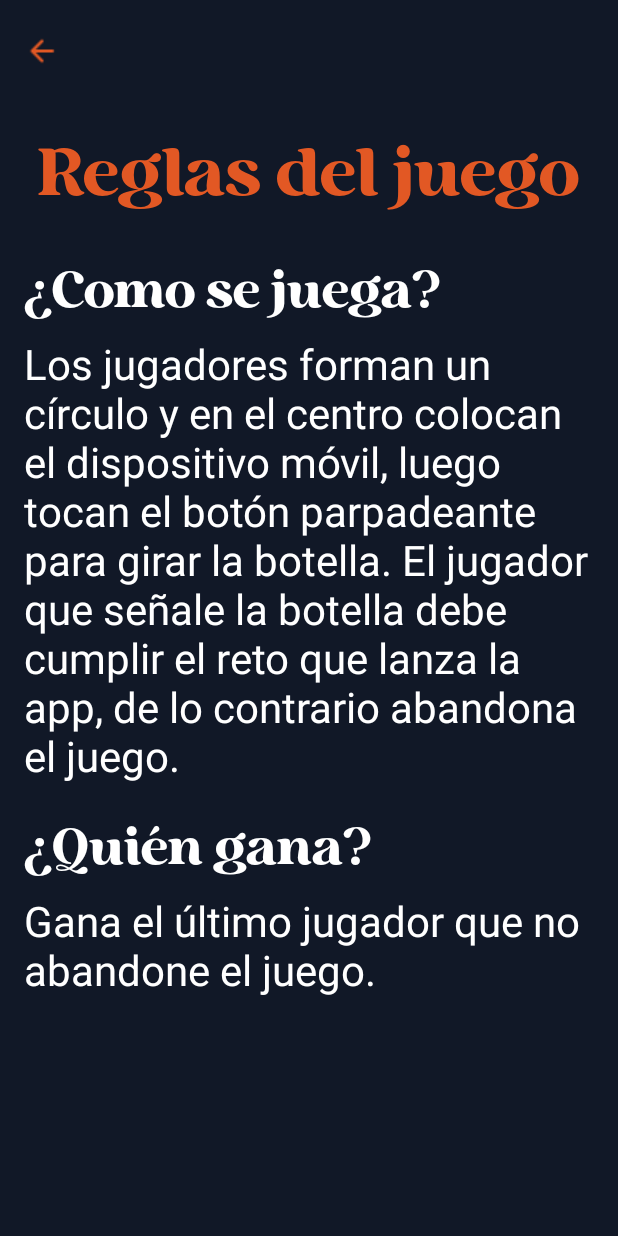
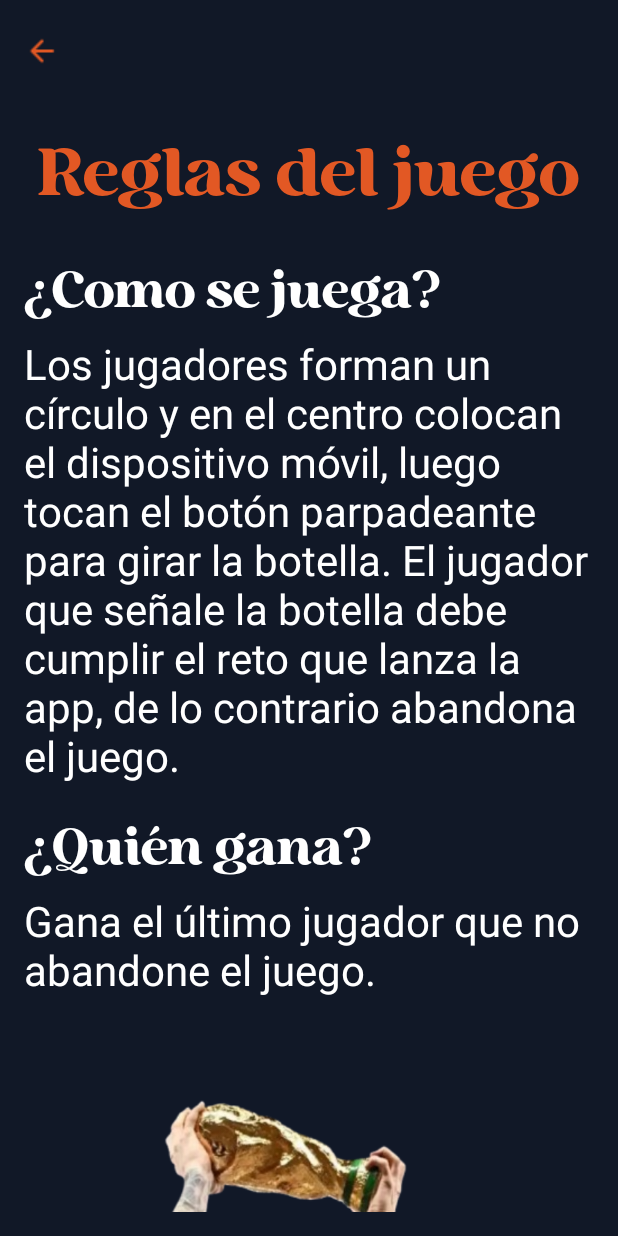
Before and after one commit to juanpalacios20/equipoDos, an Android app: the fragment InstructionsFragment shown on its own in the app's theme, on a phone screen of 412 x 824 dp. Run offline under Robolectric (Android 15) with nearby library versions, the light colour scheme and no system bars; our stand-ins replace data binding.

```diff
--- a/app/src/main/java/com/example/picobotella2_equipodos/view/fragment/HomeFragment.kt
+++ b/app/src/main/java/com/example/picobotella2_equipodos/view/fragment/HomeFragment.kt
@@ -1,5 +1,6 @@
 package com.example.picobotella2_equipodos.view.fragment
 
+import android.content.Intent
 import android.media.MediaPlayer
 import android.os.Bundle
 import android.os.CountDownTimer
--- a/app/src/main/res/layout/instructions_game.xml
+++ b/app/src/main/res/layout/instructions_game.xml
@@ -99,13 +99,11 @@
 
             <!-- Imagen -->
             <ImageView
-                android:id="@+id/messiImageView"
                 android:layout_width="wrap_content"
                 android:layout_height="wrap_content"
-                app:layout_constraintTop_toBottomOf="@id/text2"
-                app:layout_constraintStart_toStartOf="parent"
-                app:layout_constraintEnd_toEndOf="parent"
-                android:layout_marginTop="20dp"/>
+                android:src="@drawable/messi"
+                app:layout_constraintTop_toBottomOf="@+id/text2"
+                tools:ignore="MissingConstraints" />
 
         </androidx.constraintlayout.widget.ConstraintLayout>
 
```
Also changed, not shown: app/src/main/res/drawable/messi.png (added), 1 other file.
